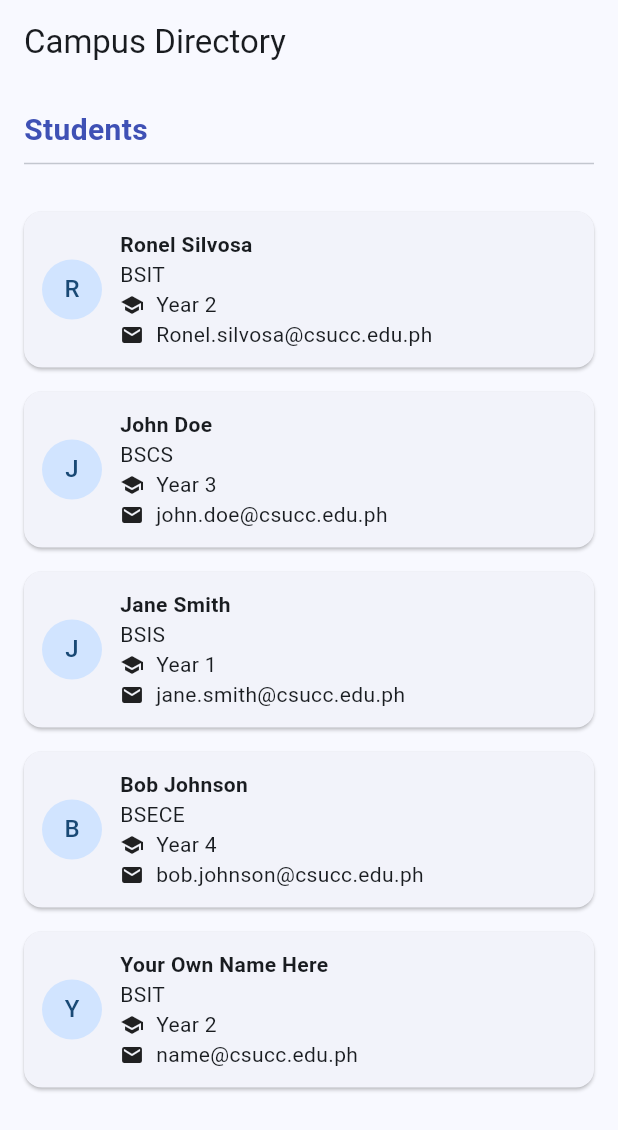
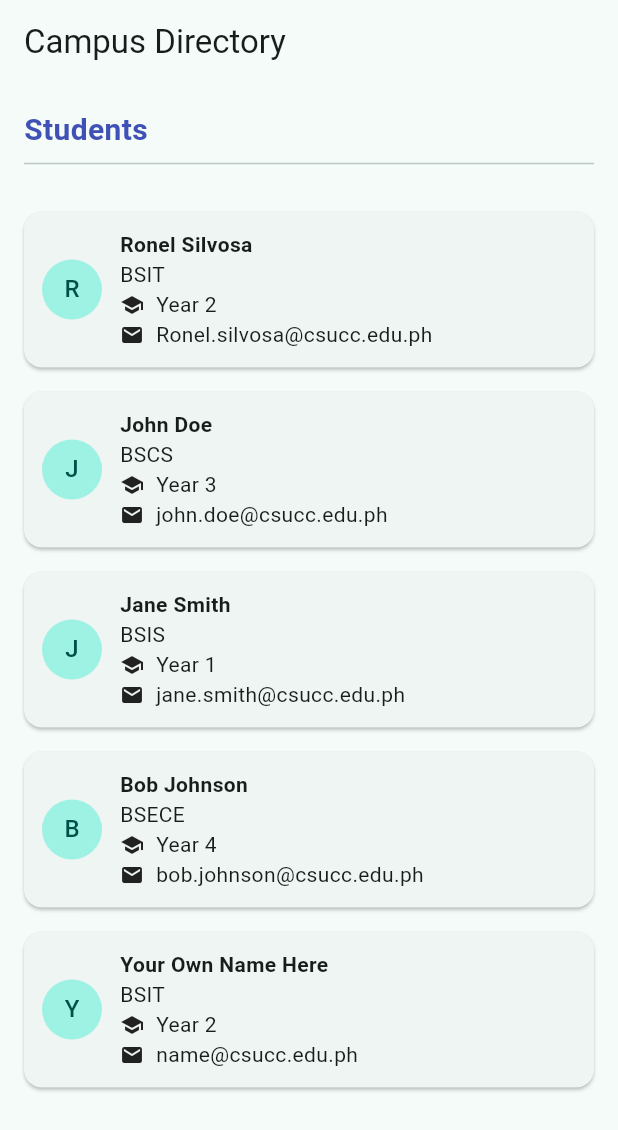
Before and after one commit to ronelwar1/stateless-lab-Silvosa, a Flutter app: the screen it shows after launch, on a phone screen of 412 x 824 dp. Shown: the top 1130 px of the screen. Run offline on Flutter 3.47's test engine with Material 3 defaults, Android fonts, the phone set to English and light mode, and no system bars.

Commit message:
Comment theme and style customizations

```diff
--- a/lib/main.dart
+++ b/lib/main.dart
@@ -61,7 +61,7 @@ class DirectoryApp extends StatelessWidget {
   Widget build(BuildContext context) {
     return MaterialApp(
       theme: ThemeData(
-        colorSchemeSeed: Colors.blue, // TODO: pick your own seed color + comment
+        colorSchemeSeed: Colors.teal, // customization 1: theme seed color
         useMaterial3: true,
       ),
       home: const DirectoryScreen(),
```
Also changed, not shown: 1 other file.
